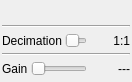
This is plugins/samplesource/rtlsdr/rtlsdrgui.ui in osmocom/sdrangelove as Qt 5 draws it before an edit. The edited form follows.
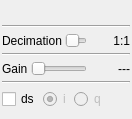
This is the edited form. Custom widgets are drawn as their Qt base class.

Diff of the .ui file:
```diff
--- a/plugins/samplesource/rtlsdr/rtlsdrgui.ui
+++ b/plugins/samplesource/rtlsdr/rtlsdrgui.ui
@@ -7,7 +7,7 @@
     <x>0</x>
     <y>0</y>
     <width>132</width>
-    <height>82</height>
+    <height>119</height>
    </rect>
   </property>
   <property name="sizePolicy">
@@ -214,6 +214,63 @@
      </item>
     </layout>
    </item>
+   <item>
+    <widget class="Line" name="line">
+     <property name="orientation">
+      <enum>Qt::Horizontal</enum>
+     </property>
+    </widget>
+   </item>
+   <item>
+    <layout class="QHBoxLayout" name="horizontalLayout">
+     <item>
+      <widget class="QCheckBox" name="checkBox">
+       <property name="text">
+        <string>ds</string>
+       </property>
+      </widget>
+     </item>
+     <item>
+      <widget class="QRadioButton" name="radioButton">
+       <property name="enabled">
+        <bool>false</bool>
+       </property>
+       <property name="text">
+        <string>i</string>
+       </property>
+       <property name="checkable">
+        <bool>true</bool>
+       </property>
+       <property name="checked">
+        <bool>true</bool>
+       </property>
+      </widget>
+     </item>
+     <item>
+      <widget class="QRadioButton" name="radioButton_2">
+       <property name="enabled">
+        <bool>false</bool>
+       </property>
+       <property name="text">
+        <string>q</string>
+       </property>
+      </widget>
+     </item>
+     <item>
+      <spacer name="horizontalSpacer_3">
+       <property name="orientation">
+        <enum>Qt::Horizontal</enum>
+       </property>
+       <property name="sizeHint" stdset="0">
+        <size>
+         <width>40</width>
+         <height>20</height>
+        </size>
+       </property>
+      </spacer>
+     </item>
+    </layout>
+   </item>
   </layout>
  </widget>
  <customwidgets>
```
